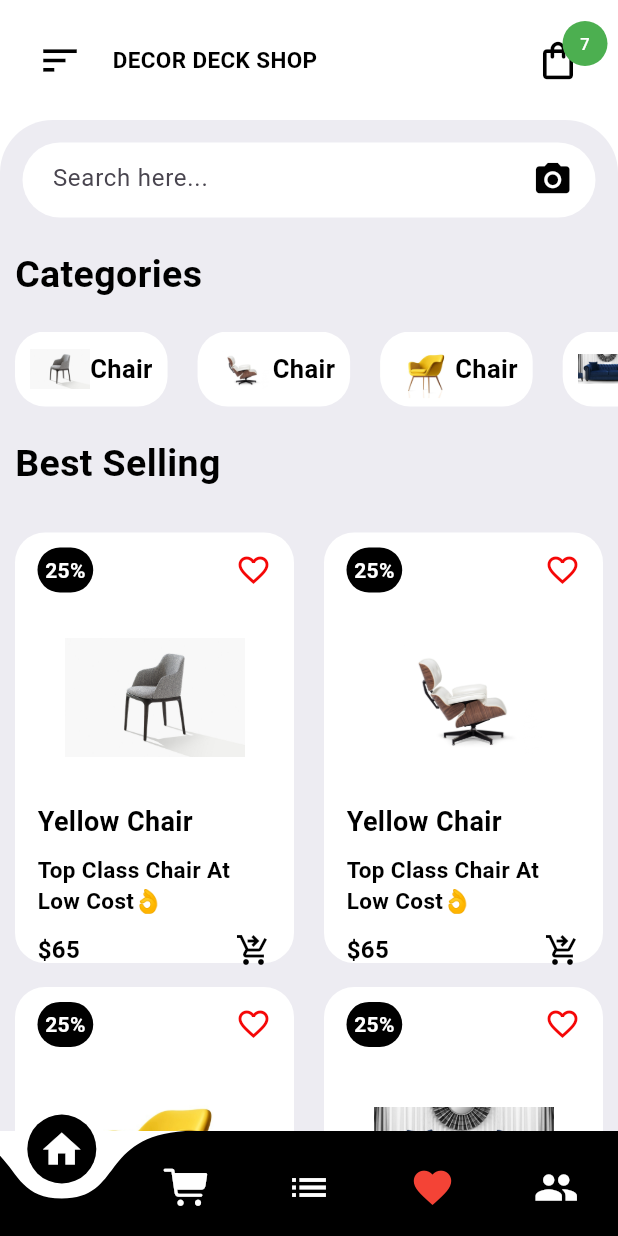
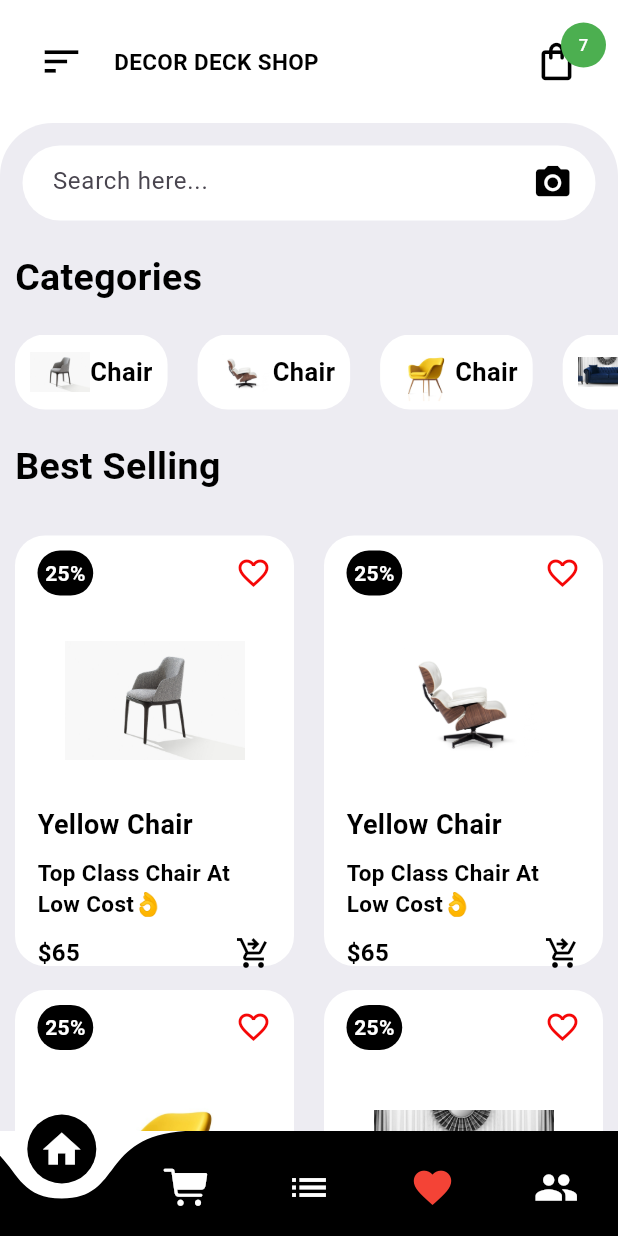
Before and after one commit to SherwinDmonte/Decor-Deck, a Flutter app: the screen it shows after launch, on a phone screen of 412 x 824 dp. Run offline on Flutter 3.47's test engine with Material 3 defaults, Android fonts, the phone set to English and light mode, and no system bars; drawn by our look-alikes of curved_navigation_bar.

```diff
--- a/project/lib/widget/HomeAppBar.dart
+++ b/project/lib/widget/HomeAppBar.dart
@@ -5,10 +5,11 @@ class HomeAppBar extends StatelessWidget {
   Widget build(BuildContext context) {
     return Container(
       color: Colors.white,
-      padding: EdgeInsets.all(25),
+      padding: EdgeInsets.all(26),
       child: Row(
         children: [
           Icon(Icons.sort, size: 30, color: Colors.black),
+
 
           Padding(
             padding: EdgeInsets.only(
```
